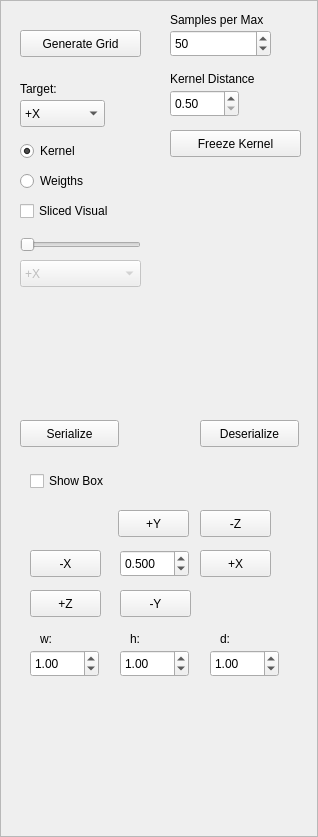
alemuntoni/HeightFieldDecomposition, file GUI/managers/enginemanager.ui: the form before one commit.
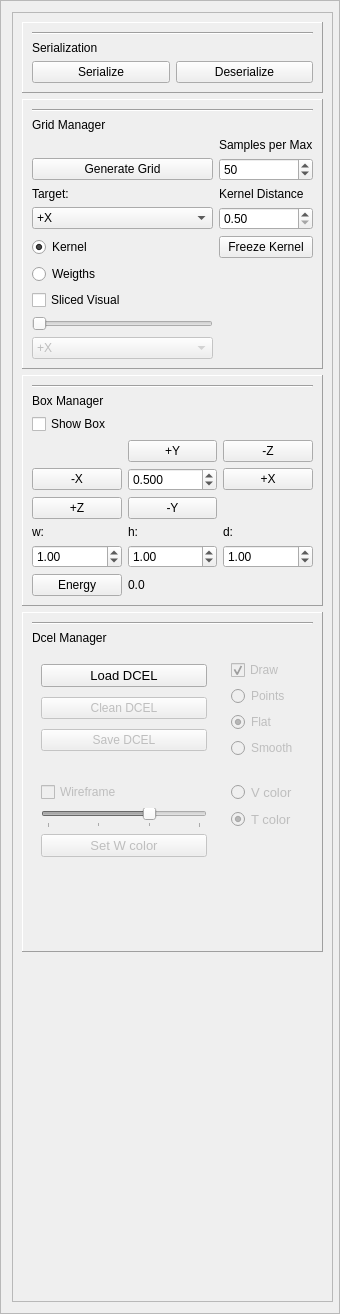
The form after the commit.

Commit message: migliorata UI engine Manager, integrale funzionante tranne nel caso in cui la box sia esterna al grigliato

The edit to the form file:
```diff
--- a/GUI/managers/enginemanager.ui
+++ b/GUI/managers/enginemanager.ui
@@ -6,10 +6,16 @@
    <rect>
     <x>0</x>
     <y>0</y>
-    <width>318</width>
-    <height>837</height>
+    <width>340</width>
+    <height>1314</height>
    </rect>
   </property>
+  <property name="minimumSize">
+   <size>
+    <width>340</width>
+    <height>0</height>
+   </size>
+  </property>
   <property name="windowTitle">
    <string>Frame</string>
   </property>
@@ -19,28 +25,113 @@
   <property name="frameShadow">
    <enum>QFrame::Raised</enum>
   </property>
+  <layout class="QHBoxLayout" name="horizontalLayout">
+   <item>
+    <widget class="QScrollArea" name="scrollArea">
+     <property name="sizePolicy">
+      <sizepolicy hsizetype="Expanding" vsizetype="Expanding">
+       <horstretch>0</horstretch>
+       <verstretch>0</verstretch>
+      </sizepolicy>
+     </property>
+     <property name="minimumSize">
+      <size>
+       <width>321</width>
+       <height>0</height>
+      </size>
+     </property>
+     <property name="widgetResizable">
+      <bool>true</bool>
+     </property>
+     <widget class="QWidget" name="scrollAreaWidgetContents">
+      <property name="geometry">
+       <rect>
+        <x>0</x>
+        <y>0</y>
+        <width>319</width>
+        <height>1292</height>
+       </rect>
+      </property>
+      <layout class="QGridLayout" name="gridLayout_12">
+       <item row="0" column="0">
+        <widget class="QFrame" name="frame_4">
+         <property name="frameShape">
+          <enum>QFrame::Panel</enum>
+         </property>
+         <property name="frameShadow">
+          <enum>QFrame::Raised</enum>
+         </property>
+         <layout class="QGridLayout" name="gridLayout_11">
+          <item row="0" column="0" colspan="2">
+           <widget class="Line" name="line_4">
+            <property name="orientation">
+             <enum>Qt::Horizontal</enum>
+            </property>
+           </widget>
+          </item>
+          <item row="1" column="0">
+           <widget class="QLabel" name="label_10">
+            <property name="text">
+             <string>Serialization</string>
+            </property>
+           </widget>
+          </item>
+          <item row="2" column="0">
+           <widget class="QPushButton" name="pushButton">
+            <property name="text">
+             <string>Serialize</string>
+            </property>
+           </widget>
+          </item>
+          <item row="2" column="1">
+           <widget class="QPushButton" name="pushButton_2">
+            <property name="text">
+             <string>Deserialize</string>
+            </property>
+           </widget>
+          </item>
+         </layout>
+        </widget>
+       </item>
+       <item row="1" column="0">
+        <widget class="QFrame" name="frame_3">
+         <property name="frameShape">
+          <enum>QFrame::Panel</enum>
+         </property>
+         <property name="frameShadow">
+          <enum>QFrame::Raised</enum>
+         </property>
+         <layout class="QGridLayout" name="gridLayout_10">
+          <item row="0" column="0" colspan="2">
+           <widget class="Line" name="line">
+            <property name="orientation">
+             <enum>Qt::Horizontal</enum>
+            </property>
+           </widget>
+          </item>
+          <item row="1" column="0">
+           <widget class="QLabel" name="label_7">
+            <property name="text">
+             <string>Grid Manager</string>
+            </property>
+           </widget>
+          </item>
+          <item row="2" column="1">
+           <widget class="QLabel" name="label">
+            <property name="text">
+             <string>Samples per Max</string>
+            </property>
+           </widget>
+          </item>
+          <item row="3" column="0">
   <widget class="QPushButton" name="generateGridPushButton">
-   <property name="geometry">
-    <rect>
-     <x>20</x>
-     <y>30</y>
-     <width>121</width>
-     <height>27</height>
-    </rect>
-   </property>
    <property name="text">
     <string>Generate Grid</string>
    </property>
   </widget>
+          </item>
+          <item row="3" column="1">
   <widget class="QSpinBox" name="samplesSpinBox">
-   <property name="geometry">
-    <rect>
-     <x>170</x>
-     <y>30</y>
-     <width>101</width>
-     <height>27</height>
-    </rect>
-   </property>
    <property name="minimum">
     <number>20</number>
    </property>
@@ -54,41 +145,57 @@
     <number>50</number>
    </property>
   </widget>
-  <widget class="QLabel" name="label">
-   <property name="geometry">
-    <rect>
-     <x>170</x>
-     <y>10</y>
-     <width>131</width>
-     <height>20</height>
-    </rect>
-   </property>
+          </item>
+          <item row="4" column="0">
+           <widget class="QLabel" name="label_3">
    <property name="text">
-    <string>Samples per Max</string>
-   </property>
-  </widget>
+             <string>Target:</string>
+            </property>
+           </widget>
+          </item>
+          <item row="4" column="1">
   <widget class="QLabel" name="label_2">
-   <property name="geometry">
-    <rect>
-     <x>170</x>
-     <y>70</y>
-     <width>121</width>
-     <height>17</height>
-    </rect>
-   </property>
    <property name="text">
     <string>Kernel Distance</string>
    </property>
   </widget>
+          </item>
+          <item row="5" column="0">
+           <widget class="QComboBox" name="targetComboBox">
+            <item>
+             <property name="text">
+              <string>+X</string>
+             </property>
+            </item>
+            <item>
+             <property name="text">
+              <string>+Y</string>
+             </property>
+            </item>
+            <item>
+             <property name="text">
+              <string>+Z</string>
+             </property>
+            </item>
+            <item>
+             <property name="text">
+              <string>-X</string>
+             </property>
+            </item>
+            <item>
+             <property name="text">
+              <string>-Y</string>
+             </property>
+            </item>
+            <item>
+             <property name="text">
+              <string>-Z</string>
+             </property>
+            </item>
+           </widget>
+          </item>
+          <item row="5" column="1">
   <widget class="QDoubleSpinBox" name="distanceSpinBox">
-   <property name="geometry">
-    <rect>
-     <x>170</x>
-     <y>90</y>
-     <width>69</width>
-     <height>27</height>
-    </rect>
-   </property>
    <property name="minimum">
     <double>0.500000000000000</double>
    </property>
@@ -99,15 +206,9 @@
     <double>0.500000000000000</double>
    </property>
   </widget>
+          </item>
+          <item row="6" column="0">
   <widget class="QRadioButton" name="kernelRadioButton">
-   <property name="geometry">
-    <rect>
-     <x>20</x>
-     <y>140</y>
-     <width>117</width>
-     <height>22</height>
-    </rect>
-   </property>
    <property name="text">
     <string>Kernel</string>
    </property>
@@ -115,129 +216,46 @@
     <bool>true</bool>
    </property>
   </widget>
-  <widget class="QRadioButton" name="weigthsRadioButton">
-   <property name="geometry">
-    <rect>
-     <x>20</x>
-     <y>170</y>
-     <width>117</width>
-     <height>22</height>
-    </rect>
-   </property>
-   <property name="text">
-    <string>Weigths</string>
-   </property>
-   <property name="checked">
-    <bool>false</bool>
-   </property>
-  </widget>
-  <widget class="QComboBox" name="targetComboBox">
-   <property name="geometry">
-    <rect>
-     <x>20</x>
-     <y>100</y>
-     <width>85</width>
-     <height>27</height>
-    </rect>
-   </property>
-   <item>
-    <property name="text">
-     <string>+X</string>
-    </property>
-   </item>
-   <item>
-    <property name="text">
-     <string>+Y</string>
-    </property>
-   </item>
-   <item>
-    <property name="text">
-     <string>+Z</string>
-    </property>
-   </item>
-   <item>
-    <property name="text">
-     <string>-X</string>
-    </property>
-   </item>
-   <item>
-    <property name="text">
-     <string>-Y</string>
-    </property>
-   </item>
-   <item>
-    <property name="text">
-     <string>-Z</string>
-    </property>
-   </item>
-  </widget>
-  <widget class="QLabel" name="label_3">
-   <property name="geometry">
-    <rect>
-     <x>20</x>
-     <y>80</y>
-     <width>67</width>
-     <height>17</height>
-    </rect>
-   </property>
-   <property name="text">
-    <string>Target:</string>
-   </property>
-  </widget>
+          </item>
+          <item row="6" column="1">
   <widget class="QPushButton" name="freezeKernelPushButton">
-   <property name="geometry">
-    <rect>
-     <x>170</x>
-     <y>130</y>
-     <width>131</width>
-     <height>27</height>
-    </rect>
-   </property>
    <property name="text">
     <string>Freeze Kernel</string>
    </property>
   </widget>
+          </item>
+          <item row="7" column="0">
+           <widget class="QRadioButton" name="weigthsRadioButton">
+            <property name="text">
+             <string>Weigths</string>
+            </property>
+            <property name="checked">
+             <bool>false</bool>
+            </property>
+           </widget>
+          </item>
+          <item row="8" column="0">
   <widget class="QCheckBox" name="sliceCheckBox">
-   <property name="geometry">
-    <rect>
-     <x>20</x>
-     <y>200</y>
-     <width>121</width>
-     <height>22</height>
-    </rect>
-   </property>
    <property name="text">
     <string>Sliced Visual</string>
    </property>
   </widget>
+          </item>
+          <item row="9" column="0">
   <widget class="QSlider" name="sliceSlider">
    <property name="enabled">
     <bool>false</bool>
    </property>
-   <property name="geometry">
-    <rect>
-     <x>20</x>
-     <y>230</y>
-     <width>121</width>
-     <height>29</height>
-    </rect>
-   </property>
    <property name="orientation">
     <enum>Qt::Horizontal</enum>
    </property>
   </widget>
+          </item>
+          <item row="10" column="0">
   <widget class="QComboBox" name="sliceComboBox">
    <property name="enabled">
     <bool>false</bool>
    </property>
-   <property name="geometry">
-    <rect>
-     <x>20</x>
-     <y>260</y>
-     <width>121</width>
-     <height>27</height>
-    </rect>
-   </property>
    <item>
     <property name="text">
      <string>+X</string>
@@ -254,229 +272,442 @@
     </property>
    </item>
   </widget>
-  <widget class="QPushButton" name="pushButton">
-   <property name="geometry">
-    <rect>
-     <x>20</x>
-     <y>420</y>
-     <width>99</width>
-     <height>27</height>
-    </rect>
-   </property>
+          </item>
+         </layout>
+        </widget>
+       </item>
+       <item row="3" column="0">
+        <widget class="QFrame" name="frame">
+         <property name="frameShape">
+          <enum>QFrame::Panel</enum>
+         </property>
+         <property name="frameShadow">
+          <enum>QFrame::Raised</enum>
+         </property>
+         <layout class="QGridLayout" name="gridLayout_8">
+          <item row="0" column="0" colspan="2">
+           <widget class="Line" name="line_3">
+            <property name="orientation">
+             <enum>Qt::Horizontal</enum>
+            </property>
+           </widget>
+          </item>
+          <item row="1" column="0">
+           <widget class="QLabel" name="label_9">
    <property name="text">
-    <string>Serialize</string>
-   </property>
-  </widget>
-  <widget class="QPushButton" name="pushButton_2">
-   <property name="geometry">
-    <rect>
-     <x>200</x>
-     <y>420</y>
-     <width>99</width>
-     <height>27</height>
-    </rect>
+             <string>Dcel Manager</string>
+            </property>
+           </widget>
+          </item>
+          <item row="2" column="0">
+           <widget class="QFrame" name="frame1">
+            <layout class="QGridLayout" name="gridLayout_9">
+             <item row="0" column="0">
+              <widget class="QPushButton" name="loadDcelButton_2">
+               <property name="font">
+                <font>
+                 <pointsize>10</pointsize>
+                </font>
    </property>
    <property name="text">
-    <string>Deserialize</string>
-   </property>
-  </widget>
-  <widget class="QPushButton" name="plusYButton">
-   <property name="geometry">
-    <rect>
-     <x>118</x>
-     <y>510</y>
-     <width>71</width>
-     <height>27</height>
-    </rect>
+                <string>Load DCEL</string>
+               </property>
+              </widget>
+             </item>
+             <item row="1" column="0">
+              <widget class="QPushButton" name="cleanDcelButton_2">
+               <property name="enabled">
+                <bool>false</bool>
    </property>
    <property name="text">
-    <string>+Y</string>
-   </property>
-  </widget>
-  <widget class="QDoubleSpinBox" name="stepSpinBox">
-   <property name="geometry">
-    <rect>
-     <x>120</x>
-     <y>550</y>
-     <width>69</width>
-     <height>27</height>
-    </rect>
-   </property>
-   <property name="decimals">
-    <number>3</number>
+                <string>Clean DCEL</string>
+               </property>
+              </widget>
+             </item>
+             <item row="2" column="0">
+              <widget class="QPushButton" name="saveDcelButton_2">
+               <property name="enabled">
+                <bool>false</bool>
+               </property>
+               <property name="text">
+                <string>Save DCEL</string>
+               </property>
+              </widget>
+             </item>
+            </layout>
+           </widget>
+          </item>
+          <item row="2" column="1">
+           <widget class="QFrame" name="frame2">
+            <layout class="QGridLayout" name="gridLayout_5">
+             <item row="0" column="0">
+              <widget class="QCheckBox" name="drawDcelCheckBox_2">
+               <property name="enabled">
+                <bool>false</bool>
+               </property>
+               <property name="text">
+                <string>Draw</string>
+               </property>
+               <property name="checked">
+                <bool>true</bool>
+               </property>
+              </widget>
+             </item>
+             <item row="1" column="0">
+              <widget class="QRadioButton" name="pointsDcelRadioButton_2">
+               <property name="enabled">
+                <bool>false</bool>
+               </property>
+               <property name="text">
+                <string>Points</string>
+               </property>
+              </widget>
+             </item>
+             <item row="2" column="0">
+              <widget class="QRadioButton" name="flatDcelRadioButton_2">
+               <property name="enabled">
+                <bool>false</bool>
+               </property>
+               <property name="text">
+                <string>Flat</string>
+               </property>
+               <property name="checked">
+                <bool>true</bool>
+               </property>
+              </widget>
+             </item>
+             <item row="3" column="0">
+              <widget class="QRadioButton" name="smoothDcelRadioButton_2">
+               <property name="enabled">
+                <bool>false</bool>
+               </property>
+               <property name="text">
+                <string>Smooth</string>
+               </property>
+               <property name="checked">
+                <bool>false</bool>
+               </property>
+              </widget>
+             </item>
+            </layout>
+           </widget>
+          </item>
+          <item row="3" column="0">
+           <widget class="QFrame" name="frame3">
+            <property name="frameShape">
+             <enum>QFrame::NoFrame</enum>
+            </property>
+            <property name="frameShadow">
+             <enum>QFrame::Raised</enum>
+            </property>
+            <layout class="QGridLayout" name="gridLayout_6">
+             <item row="1" column="0">
+              <widget class="QSlider" name="wireframeWidthDcelSlider_2">
+               <property name="enabled">
+                <bool>false</bool>
+               </property>
+               <property name="minimum">
+                <number>1</number>
+               </property>
+               <property name="maximum">
+                <number>4</number>
    </property>
    <property name="singleStep">
-    <double>0.500000000000000</double>
+                <number>1</number>
    </property>
    <property name="value">
-    <double>0.500000000000000</double>
-   </property>
-  </widget>
-  <widget class="QPushButton" name="minusYButton">
-   <property name="geometry">
-    <rect>
-     <x>120</x>
-     <y>590</y>
-     <width>71</width>
-     <height>27</height>
-    </rect>
+                <number>3</number>
+               </property>
+               <property name="tracking">
+                <bool>false</bool>
+               </property>
+               <property name="orientation">
+                <enum>Qt::Horizontal</enum>
+               </property>
+               <property name="tickPosition">
+                <enum>QSlider::TicksBelow</enum>
+               </property>
+               <property name="tickInterval">
+                <number>1</number>
+               </property>
+              </widget>
+             </item>
+             <item row="0" column="0">
+              <widget class="QCheckBox" name="wireframeDcelCheckBox_2">
+               <property name="enabled">
+                <bool>false</bool>
    </property>
    <property name="text">
-    <string>-Y</string>
-   </property>
-  </widget>
+                <string>Wireframe</string>
+               </property>
+              </widget>
+             </item>
+             <item row="2" column="0">
+              <widget class="QPushButton" name="wireframeColorDcelButton_2">
+               <property name="enabled">
+                <bool>false</bool>
+               </property>
+               <property name="sizePolicy">
+                <sizepolicy hsizetype="Minimum" vsizetype="Preferred">
+                 <horstretch>0</horstretch>
+                 <verstretch>0</verstretch>
+                </sizepolicy>
+               </property>
+               <property name="font">
+                <font>
+                 <pointsize>10</pointsize>
+                </font>
+               </property>
+               <property name="text">
+                <string>Set W color</string>
+               </property>
+              </widget>
+             </item>
+             <item row="3" column="0">
+              <spacer name="verticalSpacer_4">
+               <property name="orientation">
+                <enum>Qt::Vertical</enum>
+               </property>
+               <property name="sizeHint" stdset="0">
+                <size>
+                 <width>20</width>
+                 <height>40</height>
+                </size>
+               </property>
+              </spacer>
+             </item>
+            </layout>
+           </widget>
+          </item>
+          <item row="3" column="1">
+           <widget class="QFrame" name="frame4">
+            <layout class="QGridLayout" name="gridLayout_7">
+             <item row="0" column="0">
+              <widget class="QRadioButton" name="vertexColorDcelRadioButton_2">
+               <property name="enabled">
+                <bool>false</bool>
+               </property>
+               <property name="font">
+                <font>
+                 <pointsize>10</pointsize>
+                </font>
+               </property>
+               <property name="text">
+                <string>V color</string>
+               </property>
+               <property name="checked">
+                <bool>false</bool>
+               </property>
+              </widget>
+             </item>
+             <item row="2" column="0">
+              <widget class="QRadioButton" name="triangleColorDcelRadioButton_2">
+               <property name="enabled">
+                <bool>false</bool>
+               </property>
+               <property name="font">
+                <font>
+                 <pointsize>10</pointsize>
+                </font>
+               </property>
+               <property name="text">
+                <string>T color</string>
+               </property>
+               <property name="checked">
+                <bool>true</bool>
+               </property>
+              </widget>
+             </item>
+             <item row="4" column="0" colspan="2">
+              <spacer name="verticalSpacer_5">
+               <property name="orientation">
+                <enum>Qt::Vertical</enum>
+               </property>
+               <property name="sizeHint" stdset="0">
+                <size>
+                 <width>20</width>
+                 <height>40</height>
+                </size>
+               </property>
+              </spacer>
+             </item>
+            </layout>
+           </widget>
+          </item>
+         </layout>
+        </widget>
+       </item>
+       <item row="2" column="0">
+        <widget class="QFrame" name="frame_2">
+         <property name="frameShape">
+          <enum>QFrame::Panel</enum>
+         </property>
+         <property name="frameShadow">
+          <enum>QFrame::Raised</enum>
+         </property>
+         <layout class="QGridLayout" name="gridLayout">
+          <item row="1" column="0">
+           <widget class="QLabel" name="label_8">
+            <property name="text">
+             <string>Box Manager</string>
+            </property>
+           </widget>
+          </item>
+          <item row="2" column="0">
+           <widget class="QCheckBox" name="showBoxCheckBox">
+            <property name="text">
+             <string>Show Box</string>
+            </property>
+           </widget>
+          </item>
+          <item row="5" column="0">
+           <widget class="QPushButton" name="plusZButton">
+            <property name="text">
+             <string>+Z</string>
+            </property>
+           </widget>
+          </item>
+          <item row="4" column="2">
   <widget class="QPushButton" name="plusXButton">
-   <property name="geometry">
-    <rect>
-     <x>200</x>
-     <y>550</y>
-     <width>71</width>
-     <height>27</height>
-    </rect>
-   </property>
    <property name="text">
     <string>+X</string>
    </property>
   </widget>
+          </item>
+          <item row="4" column="0">
   <widget class="QPushButton" name="minusXButton">
-   <property name="geometry">
-    <rect>
-     <x>30</x>
-     <y>550</y>
-     <width>71</width>
-     <height>27</height>
-    </rect>
-   </property>
    <property name="text">
     <string>-X</string>
    </property>
   </widget>
-  <widget class="QPushButton" name="plusZButton">
-   <property name="geometry">
-    <rect>
-     <x>30</x>
-     <y>590</y>
-     <width>71</width>
-     <height>27</height>
-    </rect>
-   </property>
+          </item>
+          <item row="5" column="1">
+           <widget class="QPushButton" name="minusYButton">
+            <property name="text">
+             <string>-Y</string>
+            </property>
+           </widget>
+          </item>
+          <item row="3" column="1">
+           <widget class="QPushButton" name="plusYButton">
    <property name="text">
-    <string>+Z</string>
-   </property>
-  </widget>
+             <string>+Y</string>
+            </property>
+           </widget>
+          </item>
+          <item row="3" column="2">
   <widget class="QPushButton" name="minusZButton">
-   <property name="geometry">
-    <rect>
-     <x>200</x>
-     <y>510</y>
-     <width>71</width>
-     <height>27</height>
-    </rect>
-   </property>
    <property name="text">
     <string>-Z</string>
    </property>
   </widget>
-  <widget class="QCheckBox" name="showBoxCheckBox">
-   <property name="geometry">
-    <rect>
-     <x>30</x>
-     <y>470</y>
-     <width>101</width>
-     <height>22</height>
-    </rect>
-   </property>
-   <property name="text">
-    <string>Show Box</string>
-   </property>
-  </widget>
-  <widget class="QDoubleSpinBox" name="wSpinBox">
-   <property name="geometry">
-    <rect>
-     <x>30</x>
-     <y>650</y>
-     <width>69</width>
-     <height>27</height>
-    </rect>
-   </property>
-   <property name="singleStep">
-    <double>0.500000000000000</double>
-   </property>
-   <property name="value">
-    <double>1.000000000000000</double>
-   </property>
-  </widget>
-  <widget class="QDoubleSpinBox" name="hSpinBox">
-   <property name="geometry">
-    <rect>
-     <x>120</x>
-     <y>650</y>
-     <width>69</width>
-     <height>27</height>
-    </rect>
-   </property>
-   <property name="singleStep">
-    <double>0.500000000000000</double>
-   </property>
-   <property name="value">
-    <double>1.000000000000000</double>
-   </property>
-  </widget>
-  <widget class="QDoubleSpinBox" name="dSpinBox">
-   <property name="geometry">
-    <rect>
-     <x>210</x>
-     <y>650</y>
-     <width>69</width>
-     <height>27</height>
-    </rect>
-   </property>
-   <property name="singleStep">
-    <double>0.500000000000000</double>
-   </property>
-   <property name="value">
-    <double>1.000000000000000</double>
-   </property>
-  </widget>
+          </item>
+          <item row="6" column="0">
   <widget class="QLabel" name="label_4">
-   <property name="geometry">
-    <rect>
-     <x>40</x>
-     <y>630</y>
-     <width>51</width>
-     <height>17</height>
-    </rect>
-   </property>
    <property name="text">
     <string>w:</string>
    </property>
   </widget>
+          </item>
+          <item row="6" column="1">
   <widget class="QLabel" name="label_5">
-   <property name="geometry">
-    <rect>
-     <x>130</x>
-     <y>630</y>
-     <width>51</width>
-     <height>17</height>
-    </rect>
-   </property>
    <property name="text">
     <string>h:</string>
    </property>
   </widget>
+          </item>
+          <item row="7" column="0">
+           <widget class="QDoubleSpinBox" name="wSpinBox">
+            <property name="singleStep">
+             <double>0.500000000000000</double>
+            </property>
+            <property name="value">
+             <double>1.000000000000000</double>
+            </property>
+           </widget>
+          </item>
+          <item row="6" column="2">
   <widget class="QLabel" name="label_6">
-   <property name="geometry">
-    <rect>
-     <x>220</x>
-     <y>630</y>
-     <width>51</width>
-     <height>17</height>
-    </rect>
-   </property>
    <property name="text">
     <string>d:</string>
    </property>
   </widget>
+          </item>
+          <item row="4" column="1">
+           <widget class="QDoubleSpinBox" name="stepSpinBox">
+            <property name="decimals">
+             <number>3</number>
+            </property>
+            <property name="singleStep">
+             <double>0.500000000000000</double>
+            </property>
+            <property name="value">
+             <double>0.500000000000000</double>
+            </property>
+           </widget>
+          </item>
+          <item row="7" column="2">
+           <widget class="QDoubleSpinBox" name="dSpinBox">
+            <property name="singleStep">
+             <double>0.500000000000000</double>
+            </property>
+            <property name="value">
+             <double>1.000000000000000</double>
+            </property>
+           </widget>
+          </item>
+          <item row="7" column="1">
+           <widget class="QDoubleSpinBox" name="hSpinBox">
+            <property name="singleStep">
+             <double>0.500000000000000</double>
+            </property>
+            <property name="value">
+             <double>1.000000000000000</double>
+            </property>
+           </widget>
+          </item>
+          <item row="0" column="0" colspan="3">
+           <widget class="Line" name="line_2">
+            <property name="orientation">
+             <enum>Qt::Horizontal</enum>
+            </property>
+           </widget>
+          </item>
+          <item row="8" column="0">
+           <widget class="QPushButton" name="energyBoxPushButton">
+            <property name="text">
+             <string>Energy</string>
+            </property>
+           </widget>
+          </item>
+          <item row="8" column="1" colspan="2">
+           <widget class="QLabel" name="energyLabel">
+            <property name="text">
+             <string>0.0</string>
+            </property>
+           </widget>
+          </item>
+         </layout>
+        </widget>
+       </item>
+       <item row="4" column="0">
+        <spacer name="verticalSpacer">
+         <property name="orientation">
+          <enum>Qt::Vertical</enum>
+         </property>
+         <property name="sizeHint" stdset="0">
+          <size>
+           <width>20</width>
+           <height>40</height>
+          </size>
+         </property>
+        </spacer>
+       </item>
+      </layout>
+     </widget>
+    </widget>
+   </item>
+  </layout>
  </widget>
  <resources/>
  <connections/>
```
Lines whose indentation alone changed are shown as unchanged. The commit also changes 9 other files.
